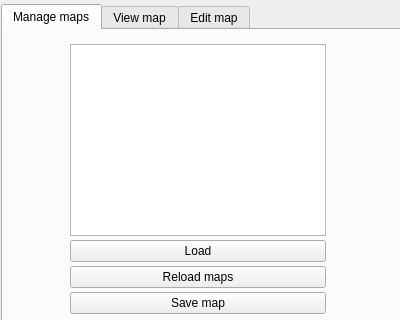
Qt form Daniel_van_den_Berg/MapSystem/mainwindow.ui (madmilla/THO78-Roborescue) before a commit.
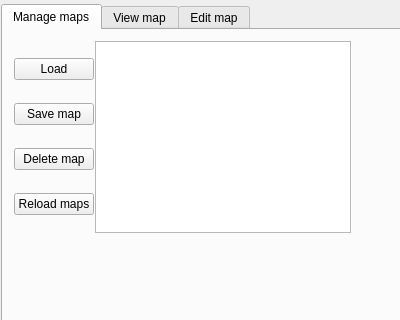
The same form after that commit.

The edit to the form file:
```diff
--- a/Daniel_van_den_Berg/MapSystem/mainwindow.ui
+++ b/Daniel_van_den_Berg/MapSystem/mainwindow.ui
@@ -78,27 +78,22 @@
      <widget class="QWidget" name="gridLayoutWidget">
       <property name="geometry">
        <rect>
-        <x>-10</x>
+        <x>0</x>
         <y>0</y>
-        <width>411</width>
-        <height>301</height>
+        <width>391</width>
+        <height>291</height>
        </rect>
       </property>
-      <layout class="QGridLayout" name="gridLayout_2">
+      <layout class="QHBoxLayout" name="horizontalLayout">
        <property name="spacing">
         <number>1</number>
        </property>
-       <item row="0" column="0">
-        <widget class="QListWidget" name="fileManagerListWidget">
-         <property name="sizePolicy">
-          <sizepolicy hsizetype="Fixed" vsizetype="Fixed">
-           <horstretch>0</horstretch>
-           <verstretch>0</verstretch>
-          </sizepolicy>
-         </property>
-        </widget>
-       </item>
-       <item row="1" column="0">
+       <property name="sizeConstraint">
+        <enum>QLayout::SetFixedSize</enum>
+       </property>
+       <item>
+        <layout class="QVBoxLayout" name="verticalLayout">
+         <item>
         <widget class="QPushButton" name="Load">
          <property name="text">
           <string>Load</string>
@@ -114,17 +109,36 @@
          </property>
         </widget>
        </item>
-       <item row="2" column="0">
-        <widget class="QPushButton" name="pushButton">
-         <property name="text">
-          <string>Reload maps</string>
-         </property>
-        </widget>
-       </item>
-       <item row="3" column="0">
+         <item>
         <widget class="QPushButton" name="pushButton_2">
          <property name="text">
           <string>Save map</string>
+           </property>
+          </widget>
+         </item>
+         <item>
+          <widget class="QPushButton" name="pushButton_3">
+           <property name="text">
+            <string>Delete map</string>
+           </property>
+          </widget>
+         </item>
+         <item>
+          <widget class="QPushButton" name="pushButton">
+           <property name="text">
+            <string>Reload maps</string>
+           </property>
+          </widget>
+         </item>
+        </layout>
+       </item>
+       <item>
+        <widget class="QListWidget" name="fileManagerListWidget">
+         <property name="sizePolicy">
+          <sizepolicy hsizetype="Fixed" vsizetype="Fixed">
+           <horstretch>0</horstretch>
+           <verstretch>0</verstretch>
+          </sizepolicy>
          </property>
         </widget>
        </item>
```
Lines whose indentation alone changed are shown as unchanged.
